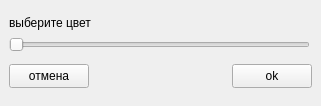
The window that changecolorpalette.ui (FluffyTerror/Photoshop-project) describes before a commit, drawn with Qt 5.
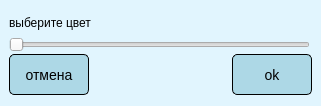
The same window after the commit.

Diff of the .ui file:
```diff
--- a/changecolorpalette.ui
+++ b/changecolorpalette.ui
@@ -25,13 +25,34 @@
   <property name="windowTitle">
    <string>Form</string>
   </property>
+  <property name="styleSheet">
+   <string notr="true">QWidget#changeColorPalette { background-color: #e1f5fe; }
+QPushButton {
+    /*color: white;               /* Установка белого цвета текста */
+    background-color: lightblue;     /* Установка синего цвета фона */
+    border-radius: 5px;         /* Установка скругленных углов */
+    border: 1px solid black;    /* Установка границы (можно настроить по вашему вкусу) */
+    padding: 8px 15px;          /* Установка внутренних отступов (можно настроить по вашему вкусу) */
+    font-family: &quot;Comic Sans MS&quot;; /* Установка шрифта Comic Sans */
+    font-size: 14px;            /* Установка размера шрифта (можно настроить по вашему вкусу) */
+}
+
+QPushButton:hover {
+    background-color: darkred;      /* Установка цвета фона при наведении */
+}
+
+QPushButton:pressed {
+    background-color: purple;   /* Установка цвета фона при нажатии */
+}
+</string>
+  </property>
   <widget class="QPushButton" name="close_button">
    <property name="geometry">
     <rect>
      <x>9</x>
-     <y>64</y>
+     <y>54</y>
      <width>80</width>
-     <height>24</height>
+     <height>41</height>
     </rect>
    </property>
    <property name="text">
@@ -42,9 +63,9 @@
    <property name="geometry">
     <rect>
      <x>232</x>
-     <y>64</y>
+     <y>54</y>
      <width>80</width>
-     <height>24</height>
+     <height>41</height>
     </rect>
    </property>
    <property name="text">
```
